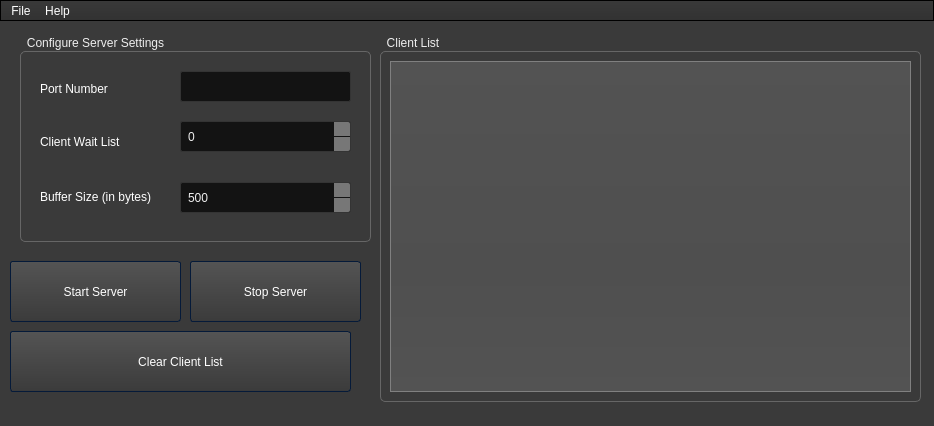
The window that ui_files/server_form.ui (IcyRepublic9884/PythonChatApp) describes before a commit, drawn with Qt 5.
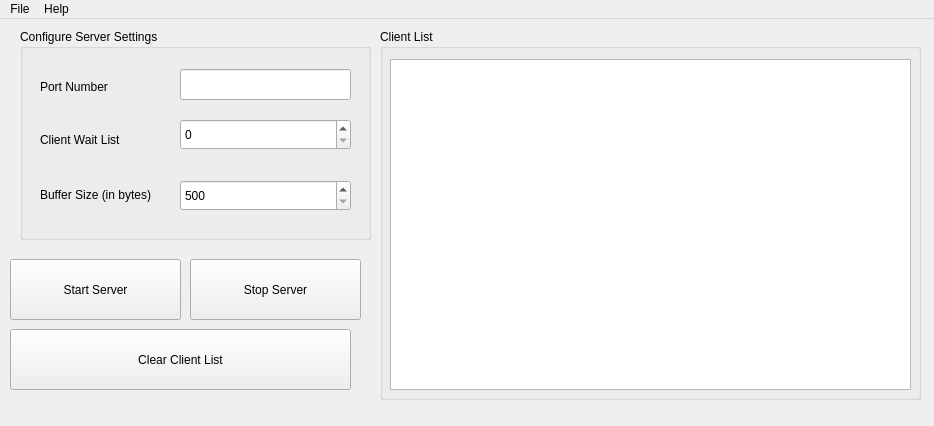
The same window after the commit. Icons and pictures are not drawn.

Patch:
```diff
--- a/ui_files/server_form.ui
+++ b/ui_files/server_form.ui
@@ -14,994 +14,7 @@
    <string>MainWindow</string>
   </property>
   <property name="styleSheet">
-   <string notr="true">/*Copyright (c) DevSec Studio. All rights reserved.
-
-MIT License
-
-Permission is hereby granted, free of charge, to any person obtaining a copy
-of this software and associated documentation files (the &quot;Software&quot;), to deal
-in the Software without restriction, including without limitation the rights
-to use, copy, modify, merge, publish, distribute, sublicense, and/or sell
-copies of the Software, and to permit persons to whom the Software is
-furnished to do so, subject to the following conditions:
-
-The above copyright notice and this permission notice shall be included in all
-copies or substantial portions of the Software.
-
-THE SOFTWARE IS PROVIDED *AS IS*, WITHOUT WARRANTY OF ANY KIND, EXPRESS OR
-IMPLIED, INCLUDING BUT NOT LIMITED TO THE WARRANTIES OF MERCHANTABILITY,
-FITNESS FOR A PARTICULAR PURPOSE AND NONINFRINGEMENT. IN NO EVENT SHALL THE
-AUTHORS OR COPYRIGHT HOLDERS BE LIABLE FOR ANY CLAIM, DAMAGES OR OTHER
-LIABILITY, WHETHER IN AN ACTION OF CONTRACT, TORT OR OTHERWISE, ARISING FROM,
-OUT OF OR IN CONNECTION WITH THE SOFTWARE OR THE USE OR OTHER DEALINGS IN THE SOFTWARE.
-*/
-
-/*-----QWidget-----*/
-QWidget
-{
-	background-color: #3a3a3a;
-	color: #fff;
-	selection-background-color: #b78620;
-	selection-color: #000;
-
-}
-
-
-/*-----QLabel-----*/
-QLabel
-{
-	background-color: transparent;
-	color: #fff;
-
-}
-
-
-/*-----QMenuBar-----*/
-QMenuBar 
-{
-	background-color: qlineargradient(spread:repeat, x1:1, y1:0, x2:1, y2:1, stop:0 rgba(57, 57, 57, 255),stop:1 rgba(50, 50, 50, 255));
-	border: 1px solid #000;
-	color: #fff;
-
-}
-
-
-QMenuBar::item 
-{
-	background-color: transparent;
-
-}
-
-
-QMenuBar::item:selected 
-{
-	background-color: rgba(183, 134, 32, 20%);
-	border: 1px solid #b78620;
-	color: #fff;
-
-}
-
-
-QMenuBar::item:pressed 
-{
-	background-color: rgb(183, 134, 32);
-	border: 1px solid #b78620;
-	color: #fff;
-
-}
-
-
-/*-----QMenu-----*/
-QMenu
-{
-    background-color: qlineargradient(spread:repeat, x1:1, y1:0, x2:1, y2:1, stop:0 rgba(57, 57, 57, 255),stop:1 rgba(50, 50, 50, 255));
-    border: 1px solid #222;
-    padding: 4px;
-	color: #fff;
-
-}
-
-
-QMenu::item
-{
-    background-color: transparent;
-    padding: 2px 20px 2px 20px;
-
-}
-
-
-QMenu::separator
-{
-   	background-color: rgb(183, 134, 32);
-	height: 1px;
-
-}
-
-
-QMenu::item:disabled
-{
-    color: #555;
-    background-color: transparent;
-    padding: 2px 20px 2px 20px;
-
-}
-
-
-QMenu::item:selected
-{
-	background-color: rgba(183, 134, 32, 20%);
-	border: 1px solid #b78620;
-	color: #fff;
-
-}
-
-
-/*-----QToolBar-----*/
-QToolBar
-{
-	background-color: qlineargradient(spread:repeat, x1:1, y1:0, x2:1, y2:1, stop:0 rgba(69, 69, 69, 255),stop:1 rgba(58, 58, 58, 255));
-	border-top: none;
-	border-bottom: 1px solid #4f4f4f;
-	border-left: 1px solid #4f4f4f;
-	border-right: 1px solid #4f4f4f;
-
-}
-
-
-QToolBar::separator
-{
-	background-color: #2e2e2e;
-	width: 1px;
-
-}
-
-
-/*-----QToolButton-----*/
-QToolButton 
-{
-	background-color: transparent;
-	color: #fff;
-	padding: 5px;
-	padding-left: 8px;
-	padding-right: 8px;
-	margin-left: 1px;
-}
-
-
-QToolButton:hover
-{
-	background-color: rgba(183, 134, 32, 20%);
-	border: 1px solid #b78620;
-	color: #fff;
-	
-}
-
-
-QToolButton:pressed
-{
-	background-color: qlineargradient(spread:repeat, x1:1, y1:0, x2:1, y2:1, stop:0 rgba(57, 57, 57, 255),stop:1 rgba(50, 50, 50, 255));
-	border: 1px solid #b78620;
-
-}
-
-
-QToolButton:checked
-{
-	background-color: qlineargradient(spread:repeat, x1:1, y1:0, x2:1, y2:1, stop:0 rgba(57, 57, 57, 255),stop:1 rgba(50, 50, 50, 255));
-	border: 1px solid #222;
-}
-
-
-/*-----QPushButton-----*/
-QPushButton
-{
-	background-color: qlineargradient(spread:repeat, x1:1, y1:0, x2:1, y2:1, stop:0 rgba(84, 84, 84, 255),stop:1 rgba(59, 59, 59, 255));
-	color: #ffffff;
-	min-width: 80px;
-	border-style: solid;
-	border-width: 1px;
-	border-radius: 3px;
-	border-color: #051a39;
-	padding: 5px;
-
-}
-
-
-QPushButton::flat
-{
-	background-color: transparent;
-	border: none;
-	color: #fff;
-
-}
-
-
-QPushButton::disabled
-{
-	background-color: #404040;
-	color: #656565;
-	border-color: #051a39;
-
-}
-
-
-QPushButton::hover
-{
-	background-color: rgba(183, 134, 32, 20%);
-	border: 1px solid #b78620;
-
-}
-
-
-QPushButton::pressed
-{
-	background-color: qlineargradient(spread:repeat, x1:1, y1:0, x2:1, y2:1, stop:0 rgba(74, 74, 74, 255),stop:1 rgba(49, 49, 49, 255));
-	border: 1px solid #b78620;
-
-}
-
-
-QPushButton::checked
-{
-	background-color: qlineargradient(spread:repeat, x1:1, y1:0, x2:1, y2:1, stop:0 rgba(74, 74, 74, 255),stop:1 rgba(49, 49, 49, 255));
-	border: 1px solid #222;
-
-}
-
-
-/*-----QLineEdit-----*/
-QLineEdit
-{
-	background-color: #131313;
-	color : #eee;
-	border: 1px solid #343434;
-	border-radius: 2px;
-	padding: 3px;
-	padding-left: 5px;
-
-}
-
-
-/*-----QPlainTExtEdit-----*/
-QPlainTextEdit
-{
-	background-color: #131313;
-	color : #eee;
-	border: 1px solid #343434;
-	border-radius: 2px;
-	padding: 3px;
-	padding-left: 5px;
-
-}
-
-
-/*-----QTabBar-----*/
-QTabBar::tab
-{
-	background-color: qlineargradient(spread:repeat, x1:1, y1:0, x2:1, y2:1, stop:0 rgba(84, 84, 84, 255),stop:1 rgba(59, 59, 59, 255));
-	color: #ffffff;
-	border-style: solid;
-	border-width: 1px;
-	border-color: #666;
-	border-bottom: none;
-	padding: 5px;
-	padding-left: 15px;
-	padding-right: 15px;
-
-}
-
-
-QTabWidget::pane 
-{
-	background-color: red;
-	border: 1px solid #666;
-	top: 1px;
-
-}
-
-
-QTabBar::tab:last
-{
-	margin-right: 0; 
-
-}
-
-
-QTabBar::tab:first:!selected
-{
-	background-color: #0c0c0d;
-	margin-left: 0px;
-
-}
-
-
-QTabBar::tab:!selected
-{
-	color: #b1b1b1;
-	border-bottom-style: solid;
-	background-color: #0c0c0d;
-
-}
-
-
-QTabBar::tab:selected
-{
-	margin-bottom: 0px;
-
-}
-
-
-QTabBar::tab:!selected:hover
-{
-	border-top-color: #b78620;
-
-}
-
-
-/*-----QComboBox-----*/
-QComboBox
-{
-    background-color: qlineargradient(spread:repeat, x1:1, y1:0, x2:1, y2:1, stop:0 rgba(84, 84, 84, 255),stop:1 rgba(59, 59, 59, 255));
-    border: 1px solid #000;
-    padding-left: 6px;
-    color: #ffffff;
-    height: 20px;
-
-}
-
-
-QComboBox::disabled
-{
-	background-color: #404040;
-	color: #656565;
-	border-color: #051a39;
-
-}
-
-
-QComboBox:on
-{
-    background-color: #b78620;
-	color: #000;
-
-}
-
-
-QComboBox QAbstractItemView
-{
-    background-color: #383838;
-    color: #ffffff;
-    border: 1px solid black;
-    selection-background-color: #b78620;
-    outline: 0;
-
-}
-
-
-QComboBox::drop-down
-{
-	background-color: qlineargradient(spread:repeat, x1:1, y1:0, x2:1, y2:1, stop:0 rgba(57, 57, 57, 255),stop:1 rgba(50, 50, 50, 255));
-    subcontrol-origin: padding;
-    subcontrol-position: top right;
-    width: 15px;
-    border-left-width: 1px;
-    border-left-color: black;
-    border-left-style: solid; 
-
-}
-
-
-QComboBox::down-arrow
-{
-    image: url(://arrow-down.png);
-    width: 8px;
-    height: 8px;
-}
-
-
-/*-----QSpinBox &amp; QDateTimeEdit-----*/
-QSpinBox,
-QDateTimeEdit 
-{
-    background-color: #131313;
-	color : #eee;
-	border: 1px solid #343434;
-	padding: 3px;
-	padding-left: 5px;
-    border-radius : 2px;
-
-}
-
-
-QSpinBox::up-button, 
-QDateTimeEdit::up-button
-{
-	border-top-right-radius:2px;
-	background-color: #777777;
-    width: 16px; 
-    border-width: 1px;
-
-}
-
-
-QSpinBox::up-button:hover, 
-QDateTimeEdit::up-button:hover
-{
-	background-color: #585858;
-
-}
-
-
-QSpinBox::up-button:pressed, 
-QDateTimeEdit::up-button:pressed
-{
-	background-color: #252525;
-    width: 16px; 
-    border-width: 1px;
-
-}
-
-
-QSpinBox::up-arrow,
-QDateTimeEdit::up-arrow
-{
-    image: url(://arrow-up.png);
-    width: 7px;
-    height: 7px;
-
-}
-
-
-QSpinBox::down-button, 
-QDateTimeEdit::down-button
-{
-	border-bottom-right-radius:2px;
-	background-color: #777777;
-    width: 16px; 
-    border-width: 1px;
-
-}
-
-
-QSpinBox::down-button:hover, 
-QDateTimeEdit::down-button:hover
-{
-	background-color: #585858;
-
-}
-
-
-QSpinBox::down-button:pressed, 
-QDateTimeEdit::down-button:pressed
-{
-	background-color: #252525;
-    width: 16px; 
-    border-width: 1px;
-
-}
-
-
-QSpinBox::down-arrow,
-QDateTimeEdit::down-arrow
-{
-    image: url(://arrow-down.png);
-    width: 7px;
-    height: 7px;
-
-}
-
-
-/*-----QGroupBox-----*/
-QGroupBox 
-{
-    border: 1px solid;
-    border-color: #666666;
-	border-radius: 5px;
-    margin-top: 20px;
-
-}
-
-
-QGroupBox::title  
-{
-    background-color: transparent;
-    color: #eee;
-    subcontrol-origin: margin;
-    padding: 5px;
-	border-top-left-radius: 3px;
-	border-top-right-radius: 3px;
-
-}
-
-
-/*-----QHeaderView-----*/
-QHeaderView::section
-{
-    background-color: qlineargradient(spread:repeat, x1:1, y1:0, x2:1, y2:1, stop:0 rgba(60, 60, 60, 255),stop:1 rgba(50, 50, 50, 255));
-	border: 1px solid #000;
-    color: #fff;
-    text-align: left;
-	padding: 4px;
-	
-}
-
-
-QHeaderView::section:disabled
-{
-    background-color: #525251;
-    color: #656565;
-
-}
-
-
-QHeaderView::section:checked
-{
-    background-color: qlineargradient(spread:repeat, x1:1, y1:0, x2:1, y2:1, stop:0 rgba(60, 60, 60, 255),stop:1 rgba(50, 50, 50, 255));
-    color: #fff;
-
-}
-
-
-QHeaderView::section::vertical::first,
-QHeaderView::section::vertical::only-one
-{
-    border-top: 1px solid #353635;
-
-}
-
-
-QHeaderView::section::vertical
-{
-    border-top: 1px solid #353635;
-
-}
-
-
-QHeaderView::section::horizontal::first,
-QHeaderView::section::horizontal::only-one
-{
-    border-left: 1px solid #353635;
-
-}
-
-
-QHeaderView::section::horizontal
-{
-    border-left: 1px solid #353635;
-
-}
-
-
-QTableCornerButton::section
-{
-    background-color: qlineargradient(spread:repeat, x1:1, y1:0, x2:1, y2:1, stop:0 rgba(60, 60, 60, 255),stop:1 rgba(50, 50, 50, 255));
-	border: 1px solid #000;
-    color: #fff;
-
-}
-
-
-/*-----QTreeWidget-----*/
-QTreeView
-{
-	show-decoration-selected: 1;
-	alternate-background-color: #3a3a3a;
-	selection-color: #fff;
-	background-color: #2d2d2d;
-	border: 1px solid gray;
-	padding-top : 5px;
-	color: #fff;
-	font: 8pt;
-
-}
-
-
-QTreeView::item:selected
-{
-	color:#fff;
-	background-color: #b78620;
-	border-radius: 0px;
-
-}
-
-
-QTreeView::item:!selected:hover
-{
-    background-color: #262626;
-    border: none;
-    color: white;
-
-}
-
-
-QTreeView::branch:has-children:!has-siblings:closed,
-QTreeView::branch:closed:has-children:has-siblings 
-{
-	image: url(://tree-closed.png);
-
-}
-
-
-QTreeView::branch:open:has-children:!has-siblings,
-QTreeView::branch:open:has-children:has-siblings  
-{
-	image: url(://tree-open.png);
-
-}
-
-
-/*-----QListView-----*/
-QListView 
-{
-	background-color: qlineargradient(spread:repeat, x1:1, y1:0, x2:1, y2:1, stop:0 rgba(83, 83, 83, 255),stop:0.293269 rgba(81, 81, 81, 255),stop:0.634615 rgba(79, 79, 79, 255),stop:1 rgba(83, 83, 83, 255));
-    border : none;
-    color: white;
-    show-decoration-selected: 1; 
-    outline: 0;
-	border: 1px solid gray;
-
-}
-
-
-QListView::disabled 
-{
-	background-color: #656565;
-	color: #1b1b1b;
-    border: 1px solid #656565;
-
-}
-
-
-QListView::item 
-{
-	background-color: #2d2d2d;
-    padding: 1px;
-
-}
-
-
-QListView::item:alternate 
-{
-    background-color: #3a3a3a;
-
-}
-
-
-QListView::item:selected 
-{
-	background-color: #b78620;
-	border: 1px solid #b78620;
-	color: #fff;
-
-}
-
-
-QListView::item:selected:!active 
-{
-	background-color: #b78620;
-	border: 1px solid #b78620;
-	color: #fff;
-
-}
-
-
-QListView::item:selected:active 
-{
-	background-color: #b78620;
-	border: 1px solid #b78620;
-	color: #fff;
-
-}
-
-
-QListView::item:hover {
-    background-color: #262626;
-    border: none;
-    color: white;
-
-}
-
-
-/*-----QCheckBox-----*/
-QCheckBox
-{
-	background-color: transparent;
-    color: lightgray;
-	border: none;
-
-}
-
-
-QCheckBox::indicator
-{
-    background-color: #323232;
-    border: 1px solid darkgray;
-    width: 12px;
-    height: 12px;
-
-}
-
-
-QCheckBox::indicator:checked
-{
-    image:url(&quot;./ressources/check.png&quot;);
-	background-color: #b78620;
-    border: 1px solid #3a546e;
-
-}
-
-
-QCheckBox::indicator:unchecked:hover
-{
-	border: 1px solid #b78620; 
-
-}
-
-
-QCheckBox::disabled
-{
-	color: #656565;
-
-}
-
-
-QCheckBox::indicator:disabled
-{
-	background-color: #656565;
-	color: #656565;
-    border: 1px solid #656565;
-
-}
-
-
-/*-----QRadioButton-----*/
-QRadioButton 
-{
-	color: lightgray;
-	background-color: transparent;
-
-}
-
-
-QRadioButton::indicator::unchecked:hover 
-{
-	background-color: lightgray;
-	border: 2px solid #b78620;
-	border-radius: 6px;
-}
-
-
-QRadioButton::indicator::checked 
-{
-	border: 2px solid #b78620;
-	border-radius: 6px;
-	background-color: rgba(183,134,32,20%);  
-	width: 9px; 
-	height: 9px; 
-
-}
-
-
-/*-----QSlider-----*/
-QSlider::groove:horizontal 
-{
-	background-color: transparent;
-	height: 3px;
-
-}
-
-
-QSlider::sub-page:horizontal 
-{
-	background-color: #b78620;
-
-}
-
-
-QSlider::add-page:horizontal 
-{
-	background-color: #131313;
-
-}
-
-
-QSlider::handle:horizontal 
-{
-	background-color: #b78620;
-	width: 14px;
-	margin-top: -6px;
-	margin-bottom: -6px;
-	border-radius: 6px;
-
-}
-
-
-QSlider::handle:horizontal:hover 
-{
-	background-color: #d89e25;
-	border-radius: 6px;
-
-}
-
-
-QSlider::sub-page:horizontal:disabled 
-{
-	background-color: #bbb;
-	border-color: #999;
-
-}
-
-
-QSlider::add-page:horizontal:disabled 
-{
-	background-color: #eee;
-	border-color: #999;
-
-}
-
-
-QSlider::handle:horizontal:disabled 
-{
-	background-color: #eee;
-	border: 1px solid #aaa;
-	border-radius: 3px;
-
-}
-
-
-/*-----QScrollBar-----*/
-QScrollBar:horizontal
-{
-    border: 1px solid #222222;
-    background-color: #3d3d3d;
-    height: 15px;
-    margin: 0px 16px 0 16px;
-
-}
-
-
-QScrollBar::handle:horizontal
-{
-	background-color: qlineargradient(spread:repeat, x1:1, y1:0, x2:1, y2:1, stop:0 rgba(97, 97, 97, 255),stop:1 rgba(90, 90, 90, 255));
-	border: 1px solid #2d2d2d;
-    min-height: 20px;
-
-}
-
-
-QScrollBar::add-line:horizontal
-{
-	background-color: qlineargradient(spread:repeat, x1:1, y1:0, x2:1, y2:1, stop:0 rgba(97, 97, 97, 255),stop:1 rgba(90, 90, 90, 255));
-	border: 1px solid #2d2d2d;
-    width: 15px;
-    subcontrol-position: right;
-    subcontrol-origin: margin;
-
-}
-
-
-QScrollBar::sub-line:horizontal
-{
-	background-color: qlineargradient(spread:repeat, x1:1, y1:0, x2:1, y2:1, stop:0 rgba(97, 97, 97, 255),stop:1 rgba(90, 90, 90, 255));
-	border: 1px solid #2d2d2d;
-    width: 15px;
-    subcontrol-position: left;
-    subcontrol-origin: margin;
-
-}
-
-
-QScrollBar::right-arrow:horizontal
-{
-    image: url(://arrow-right.png);
-    width: 6px;
-    height: 6px;
-
-}
-
-
-QScrollBar::left-arrow:horizontal
-{
-    image: url(://arrow-left.png);
-    width: 6px;
-    height: 6px;
-
-}
-
-
-QScrollBar::add-page:horizontal, QScrollBar::sub-page:horizontal
-{
-    background: none;
-
-}
-
-
-QScrollBar:vertical
-{
-    background-color: #3d3d3d;
-    width: 16px;
-	border: 1px solid #2d2d2d;
-    margin: 16px 0px 16px 0px;
-
-}
-
-
-QScrollBar::handle:vertical
-{
-    background-color: qlineargradient(spread:repeat, x1:1, y1:0, x2:1, y2:1, stop:0 rgba(97, 97, 97, 255),stop:1 rgba(90, 90, 90, 255));
-	border: 1px solid #2d2d2d;
-    min-height: 20px;
-
-}
-
-
-QScrollBar::add-line:vertical
-{
-	background-color: qlineargradient(spread:repeat, x1:1, y1:0, x2:1, y2:1, stop:0 rgba(97, 97, 97, 255),stop:1 rgba(90, 90, 90, 255));
-	border: 1px solid #2d2d2d;
-    height: 15px;
-    subcontrol-position: bottom;
-    subcontrol-origin: margin;
-
-}
-
-
-QScrollBar::sub-line:vertical
-{
-	background-color: qlineargradient(spread:repeat, x1:1, y1:0, x2:1, y2:1, stop:0 rgba(97, 97, 97, 255),stop:1 rgba(90, 90, 90, 255));
-	border: 1px solid #2d2d2d;
-    height: 15px;
-    subcontrol-position: top;
-    subcontrol-origin: margin;
-
-}
-
-
-QScrollBar::up-arrow:vertical
-{
-    image: url(://arrow-up.png);
-    width: 6px;
-    height: 6px;
-
-}
-
-
-QScrollBar::down-arrow:vertical
-{
-    image: url(://arrow-down.png);
-    width: 6px;
-    height: 6px;
-
-}
-
-
-QScrollBar::add-page:vertical, QScrollBar::sub-page:vertical
-{
-    background: none;
-
-}
-
-
-/*-----QProgressBar-----*/
-QProgressBar
-{
-    border: 1px solid #666666;
-    text-align: center;
-	color: #000;
-	font-weight: bold;
-
-}
-
-
-QProgressBar::chunk
-{
-    background-color: #b78620;
-    width: 30px;
-    margin: 0.5px;
-
-}
-
-</string>
+   <string notr="true"/>
   </property>
   <widget class="QWidget" name="centralwidget">
    <widget class="QGroupBox" name="groupBox">
@@ -1164,7 +177,7 @@
      <x>0</x>
      <y>0</y>
      <width>934</width>
-     <height>28</height>
+     <height>26</height>
     </rect>
    </property>
    <widget class="QMenu" name="menuFIle">
```
